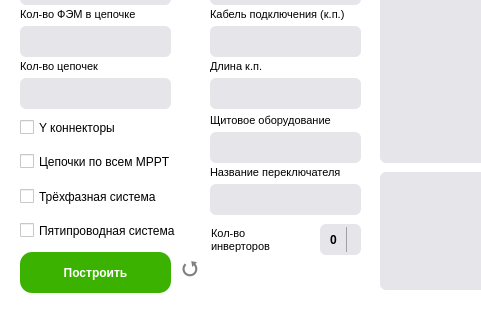
Before: the Qt Designer form designDrawSchemes.ui in Croud9/Auto-OTR, drawn with Qt 5; both pictures show x 0 to 481 and y 138 to 458 of the 766 by 458 pixel window.
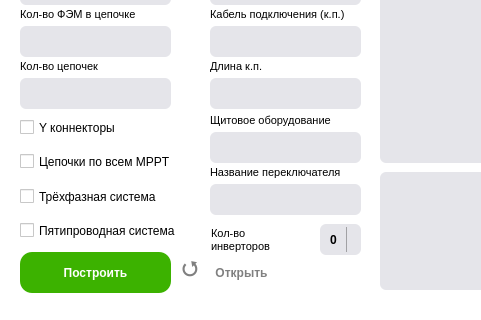
After: the same form once the commit is applied. Icons and pictures are not drawn.

Commit message: fix ui structural scheme and other code refactoring

```diff
--- a/designDrawSchemes.ui
+++ b/designDrawSchemes.ui
@@ -1441,6 +1441,48 @@
      <string>Разные MPPT</string>
     </property>
    </widget>
+   <widget class="QPushButton" name="btnOpenScheme">
+    <property name="geometry">
+     <rect>
+      <x>206</x>
+      <y>395</y>
+      <width>71</width>
+      <height>31</height>
+     </rect>
+    </property>
+    <property name="font">
+     <font>
+      <family>Arial</family>
+      <pointsize>9</pointsize>
+      <weight>75</weight>
+      <italic>false</italic>
+      <bold>true</bold>
+      <underline>false</underline>
+      <strikeout>false</strikeout>
+      <stylestrategy>PreferAntialias</stylestrategy>
+      <kerning>true</kerning>
+     </font>
+    </property>
+    <property name="cursor">
+     <cursorShape>PointingHandCursor</cursorShape>
+    </property>
+    <property name="styleSheet">
+     <string notr="true">QPushButton{
+	background-color:rgba(112, 215, 255, 0);
+	color:rgba(0, 0, 0, 0.5);
+	border: none;
+	border-radius: 5;
+	border-style: outset;
+}
+QPushButton:hover{
+	color: black;
+}
+</string>
+    </property>
+    <property name="text">
+     <string>Открыть</string>
+    </property>
+   </widget>
    <zorder>label_20</zorder>
    <zorder>label_8</zorder>
    <zorder>inputCount_mppt</zorder>
```
Left out of the diff: 1 changed line with no effect on the pictures. The commit also changes 24 other files.
